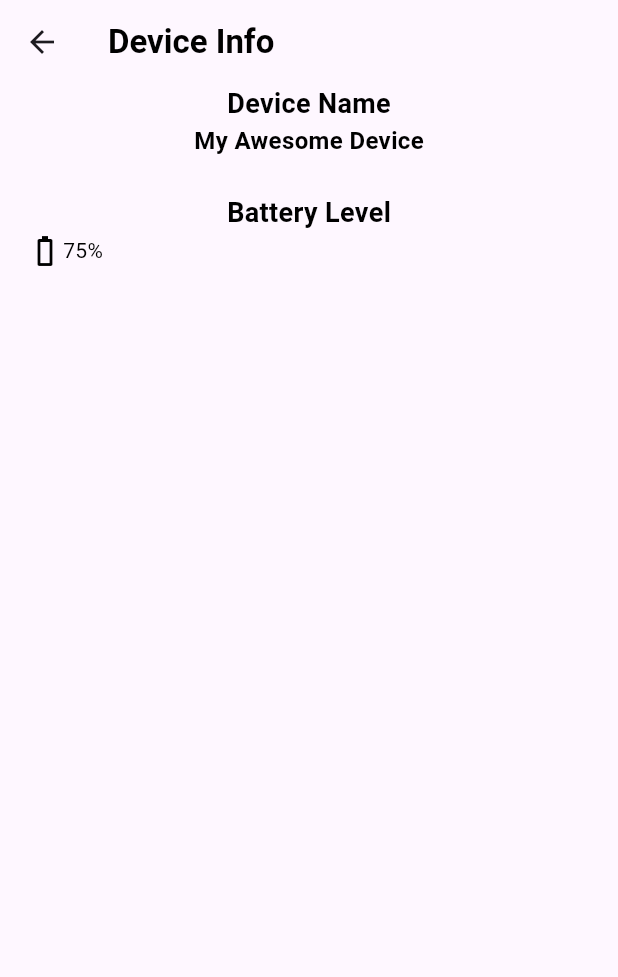
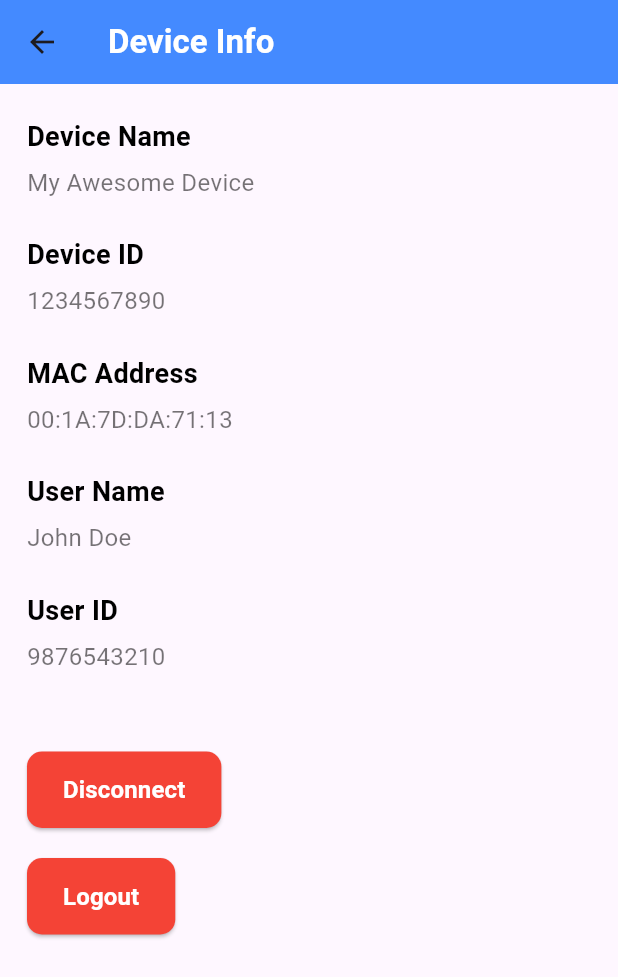
Before and after one commit to joceesagar/SmartX---A-Virtual-Mouse-Controller-App, a Flutter app: the InfoPage screen opened directly, on a phone screen of 412 x 824 dp. Shown: the top 977 px of the screen. Run offline on Flutter 3.47's test engine with Material 3 defaults, Android fonts, the light colour scheme and no system bars; our stand-ins replace flutter_bloc, get, permission_handler, shared_preferences; missing offline and left inert: flutter_reactive_ble; accounts and stored records are empty.

Commit message:
debugged navigation error and successfullu updated state management

```diff
--- a/lib/features/auth/cubit/auth_state.dart
+++ b/lib/features/auth/cubit/auth_state.dart
@@ -13,6 +13,8 @@ final class AuthLoggedIn extends AuthState {
   AuthLoggedIn(this.user);
 }
 
+final class AuthGuest extends AuthState {}
+
 final class AuthError extends AuthState {
   final String message;
   AuthError(this.message);
--- a/lib/features/auth/pages/login_page.dart
+++ b/lib/features/auth/pages/login_page.dart
@@ -68,7 +68,7 @@ class _LoginPageState extends State<LoginPage> {
               mainAxisAlignment: MainAxisAlignment.center,
               children: [
                 const Text(
-                  "Login In.",
+                  "Log In",
                   style: TextStyle(
                     fontSize: 50,
                     fontWeight: FontWeight.bold,
--- a/lib/features/bottom_navigation/ui/Info/info_page.dart
+++ b/lib/features/bottom_navigation/ui/Info/info_page.dart
@@ -1,4 +1,7 @@
 import 'package:flutter/material.dart';
+import 'package:flutter_bloc/flutter_bloc.dart';
+import 'package:frontend/features/auth/cubit/auth_cubit.dart';
+import 'package:frontend/features/auth/cubit/ble_cubit.dart';
 
 class InfoPage extends StatelessWidget {
   const InfoPage({super.key});
@@ -9,53 +12,75 @@ class InfoPage extends StatelessWidget {
       appBar: AppBar(
         title: const Text(
           "Device Info",
-          style: TextStyle(color: Colors.black, fontWeight: FontWeight.bold),
+          style: TextStyle(color: Colors.white, fontWeight: FontWeight.bold),
         ),
+        backgroundColor: Colors.blueAccent,
       ),
-      body: const Padding(
-        padding: EdgeInsets.symmetric(horizontal: 18),
+      body: Padding(
+        padding: const EdgeInsets.symmetric(horizontal: 18, vertical: 10),
         child: Column(
-          mainAxisAlignment: MainAxisAlignment.start,
+          crossAxisAlignment: CrossAxisAlignment.start,
           children: [
-            Text(
-              "Device Name",
-              style: TextStyle(
-                  color: Colors.black,
-                  fontWeight: FontWeight.bold,
-                  fontSize: 18),
-            ),
-            Text(
-              "My Awesome Device",
-              style: TextStyle(
-                  color: Colors.black,
-                  fontWeight: FontWeight.bold,
-                  fontSize: 16),
-            ),
-            SizedBox(
-              height: 24,
-            ),
-            Text(
-              "Battery Level",
-              style: TextStyle(
-                  color: Colors.black,
-                  fontWeight: FontWeight.bold,
-                  fontSize: 18),
-            ),
-            Row(
-              children: [
-                Icon(
-                  Icons.battery_0_bar,
-                  color: Colors.black,
-                ),
-                Text(
-                  "75%",
-                  style: TextStyle(color: Colors.black),
-                )
-              ],
-            )
+            _buildInfoSection("Device Name", "My Awesome Device"),
+            _buildInfoSection("Device ID", "1234567890"),
+            _buildInfoSection("MAC Address", "00:1A:7D:DA:71:13"),
+            _buildInfoSection("User Name", "John Doe"),
+            _buildInfoSection("User ID", "9876543210"),
+            const SizedBox(height: 40),
+            _buildActionButton("Disconnect", Colors.red, () {
+              // Add Disconnect functionality here
+              context.read<BleCubit>().disconnectDevice();
+            }),
+            const SizedBox(height: 20),
+            _buildActionButton("Logout", Colors.red, () {
+              // Add Logout functionality here
+              context.read<AuthCubit>().logout();
+            }),
           ],
         ),
       ),
     );
   }
+
+  Widget _buildInfoSection(String title, String value) {
+    return Padding(
+      padding: const EdgeInsets.symmetric(vertical: 12),
+      child: Column(
+        crossAxisAlignment: CrossAxisAlignment.start,
+        children: [
+          Text(
+            title,
+            style: const TextStyle(
+                color: Colors.black, fontWeight: FontWeight.bold, fontSize: 18),
+          ),
+          const SizedBox(height: 6),
+          Text(
+            value,
+            style: const TextStyle(color: Colors.black54, fontSize: 16),
+          ),
+        ],
+      ),
+    );
+  }
+
+  Widget _buildActionButton(String label, Color color, VoidCallback onPressed) {
+    return ElevatedButton(
+      onPressed: onPressed,
+      style: ElevatedButton.styleFrom(
+        backgroundColor: color,
+        padding: const EdgeInsets.symmetric(vertical: 14, horizontal: 24),
+        shape: RoundedRectangleBorder(
+          borderRadius: BorderRadius.circular(10),
+        ),
+      ),
+      child: Text(
+        label,
+        style: const TextStyle(
+          fontWeight: FontWeight.bold,
+          color: Colors.white,
+          fontSize: 16,
+        ),
+      ),
+    );
+  }
 }
--- a/lib/features/bottom_navigation/ui/Settings/setting_page.dart
+++ b/lib/features/bottom_navigation/ui/Settings/setting_page.dart
@@ -30,11 +30,12 @@ class _SettingsPageState extends State<SettingsPage> {
       appBar: AppBar(
         title: const Text(
           "Device Settings",
-          style: TextStyle(fontWeight: FontWeight.bold, color: Colors.black),
+          style: TextStyle(color: Colors.white, fontWeight: FontWeight.bold),
         ),
+        backgroundColor: Colors.blueAccent,
       ),
       body: Padding(
-        padding: const EdgeInsets.only(left: 12),
+        padding: const EdgeInsets.all(12),
         child: Column(crossAxisAlignment: CrossAxisAlignment.start, children: [
           Text("Update Rate: ${_currentSliderValue}Hz",
               style: const TextStyle(
--- a/lib/features/bottom_navigation/ui/Shortcuts/shortcut_page.dart
+++ b/lib/features/bottom_navigation/ui/Shortcuts/shortcut_page.dart
@@ -58,9 +58,9 @@ class _ShortcutPageState extends State<ShortcutPage> {
       appBar: AppBar(
         title: const Text(
           "Keyboard Shortcuts",
-          style: TextStyle(
-              color: Colors.black, fontSize: 24, fontWeight: FontWeight.bold),
+          style: TextStyle(color: Colors.white, fontWeight: FontWeight.bold),
         ),
+        backgroundColor: Colors.blueAccent,
       ),
       body: Padding(
         padding: const EdgeInsets.all(10.0),
```
Also changed, not shown: lib/core/services/sp_service.dart (+26 -0 lines), lib/features/auth/cubit/auth_cubit.dart (+66 -0 lines), lib/features/auth/cubit/ble_cubit.dart (+39 -8 lines), lib/features/auth/pages/signup_page.dart (+33 -2 lines), lib/features/bottom_navigation/ui/Data/data_page.dart (+9 -1 lines), lib/features/home/pages/options_page.dart (added, +140 -0 lines), lib/features/widgets/scanned_devices.dart (+10 -3 lines), lib/main.dart (+8 -11 lines).
